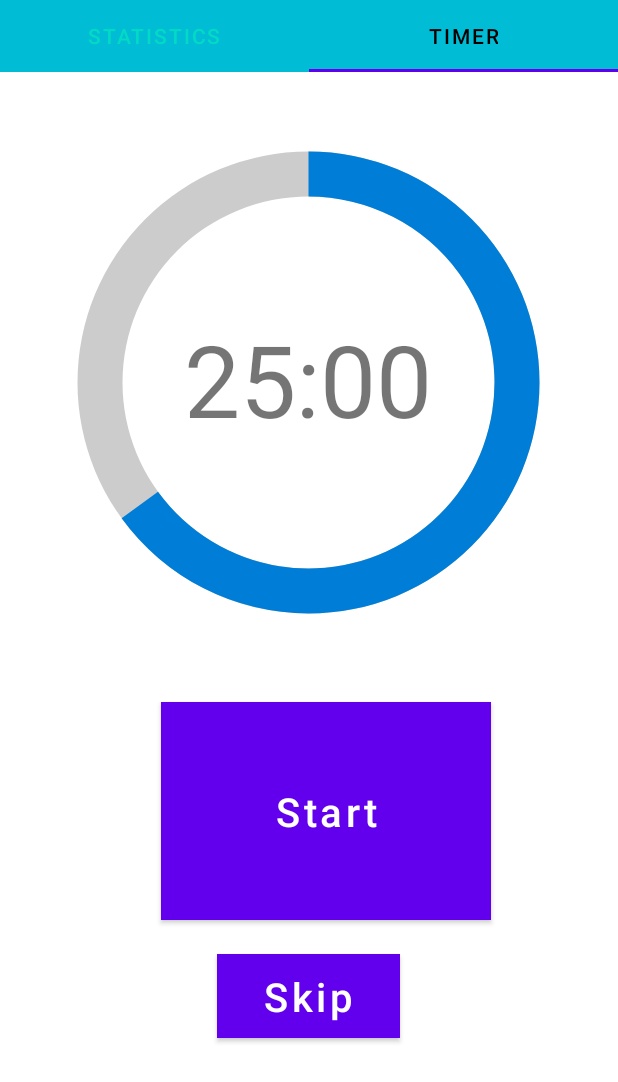
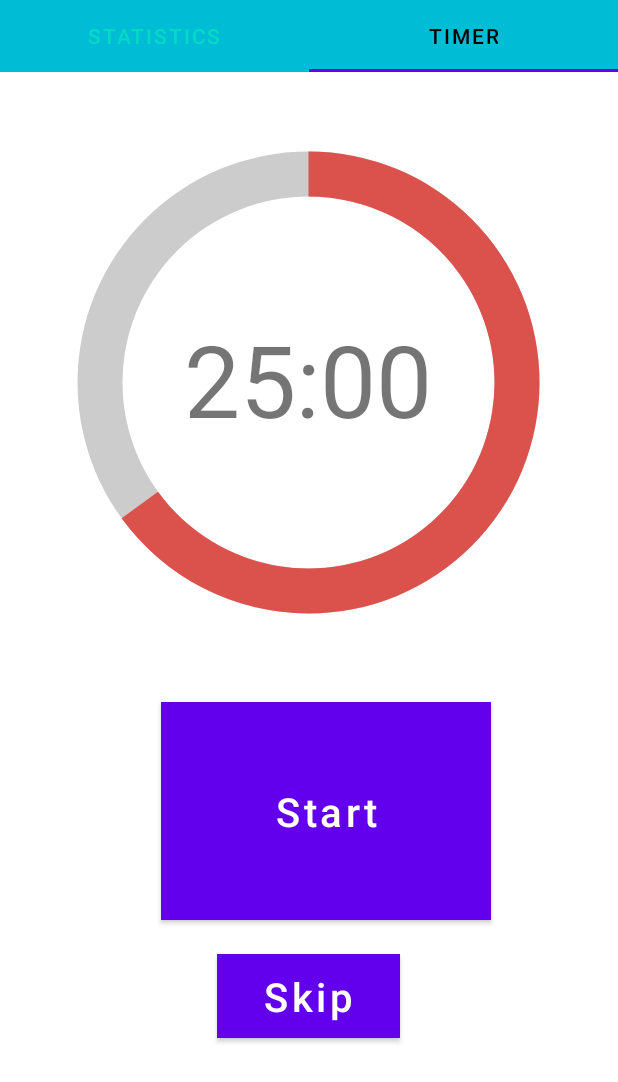
Before and after one commit to Casidi/SexyPomo, an Android app: the screen it shows after launch (MainActivity), tab 2 chosen, on a phone screen of 412 x 824 dp. Shown: the top 1082 px of the screen. Run offline under Robolectric (Android 15) with nearby library versions, the light colour scheme and no system bars.

Commit message:
Change progressbar color according to current pomoPhase

```diff
--- a/app/src/main/res/drawable/circular_progress_bar.xml
+++ b/app/src/main/res/drawable/circular_progress_bar.xml
@@ -10,8 +10,8 @@
 
         <gradient
             android:angle="0"
-            android:endColor="#007DD6"
-            android:startColor="#007DD6"
+            android:endColor="#DB524D"
+            android:startColor="#DB524D"
             android:type="sweep"
             android:useLevel="false" />
     </shape>
```
Also changed, not shown: app/src/main/java/com/example/sexypomo/ui/main/PlaceholderFragment.kt (+10 -2 lines).
